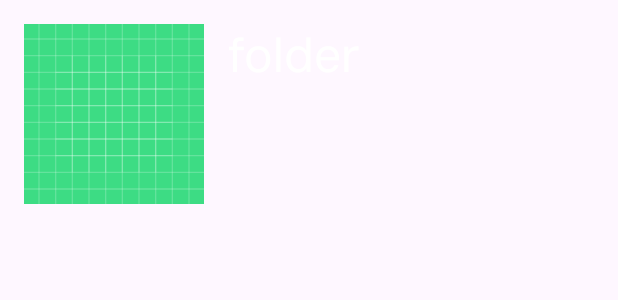
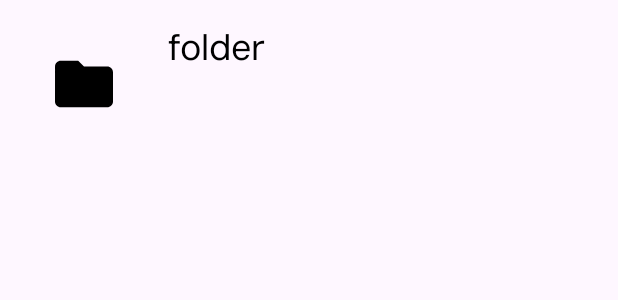
Before and after one commit to MtLuth/TorchVisionApp, an Android app: the layout folder_layout.xml on its own in the app's theme, with its tools: preview values and no code run, on a phone screen of 412 x 824 dp. Shown: the top 300 px of the screen. Run offline under Robolectric (Android 15) with nearby library versions, the phone set to English and light mode, and no system bars.

Commit message:
add folder

```diff
--- /dev/null
+++ b/app/src/main/res/drawable/ic_folder_foreground.xml
@@ -0,0 +1,15 @@
+<vector xmlns:android="http://schemas.android.com/apk/res/android"
+    android:width="108dp"
+    android:height="108dp"
+    android:viewportWidth="24"
+    android:viewportHeight="24"
+    android:tint="#000000">
+  <group android:scaleX="0.58"
+      android:scaleY="0.58"
+      android:translateX="5.04"
+      android:translateY="5.04">
+    <path
+        android:fillColor="@android:color/white"
+        android:pathData="M10,4H4c-1.1,0 -1.99,0.9 -1.99,2L2,18c0,1.1 0.9,2 2,2h16c1.1,0 2,-0.9 2,-2V8c0,-1.1 -0.9,-2 -2,-2h-8l-2,-2z"/>
+  </group>
+</vector>
--- a/app/src/main/res/layout/folder_layout.xml
+++ b/app/src/main/res/layout/folder_layout.xml
@@ -7,11 +7,11 @@
 
     <ImageView
         android:id="@+id/imageItem"
-        android:layout_width="120dp"
-        android:layout_height="120dp"
+        android:layout_width="80dp"
+        android:layout_height="80dp"
         android:layout_margin="16dp"
         android:scaleType="fitXY"
-        android:src="@drawable/ic_launcher_background"
+        android:src="@drawable/ic_folder_foreground"
         app:layout_constraintBottom_toBottomOf="parent"
         app:layout_constraintStart_toStartOf="parent"
         app:layout_constraintTop_toTopOf="parent" />
@@ -22,8 +22,8 @@
         android:layout_height="wrap_content"
         android:layout_marginLeft="16dp"
         android:text="folder"
-        android:textColor="#fff"
-        android:textSize="32sp"
+        android:textColor="#000000"
+        android:textSize="24sp"
         app:layout_constraintStart_toEndOf="@+id/imageItem"
         app:layout_constraintTop_toTopOf="@+id/imageItem" />
 
--- /dev/null
+++ b/app/src/main/res/mipmap-anydpi-v26/ic_folder.xml
@@ -0,0 +1,5 @@
+<?xml version="1.0" encoding="utf-8"?>
+<adaptive-icon xmlns:android="http://schemas.android.com/apk/res/android">
+    <background android:drawable="@drawable/ic_folder_background"/>
+    <foreground android:drawable="@drawable/ic_folder_foreground"/>
+</adaptive-icon>
--- /dev/null
+++ b/app/src/main/res/mipmap-anydpi-v26/ic_folder_round.xml
@@ -0,0 +1,5 @@
+<?xml version="1.0" encoding="utf-8"?>
+<adaptive-icon xmlns:android="http://schemas.android.com/apk/res/android">
+    <background android:drawable="@drawable/ic_folder_background"/>
+    <foreground android:drawable="@drawable/ic_folder_foreground"/>
+</adaptive-icon>
```
Also changed, not shown: app/src/main/java/com/example/torchvisionapp/FolderAdapter.java (added, +48 -0 lines), app/src/main/java/com/example/torchvisionapp/fragment/HomeFragment.java (+47 -7 lines), app/src/main/res/drawable/ic_folder_background.xml (added, +74 -0 lines), app/src/main/res/layout/fragment_home.xml (+9 -1 lines), app/src/main/ic_folder-playstore.png (added), app/src/main/res/mipmap-hdpi/ic_folder.webp (added), app/src/main/res/mipmap-hdpi/ic_folder_round.webp (added), app/src/main/res/mipmap-mdpi/ic_folder.webp (added), app/src/main/res/mipmap-mdpi/ic_folder_round.webp (added), app/src/main/res/mipmap-xhdpi/ic_folder.webp (added), app/src/main/res/mipmap-xhdpi/ic_folder_round.webp (added), app/src/main/res/mipmap-xxhdpi/ic_folder.webp (added), app/src/main/res/mipmap-xxhdpi/ic_folder_round.webp (added), app/src/main/res/mipmap-xxxhdpi/ic_folder.webp (added), 1 more files.
